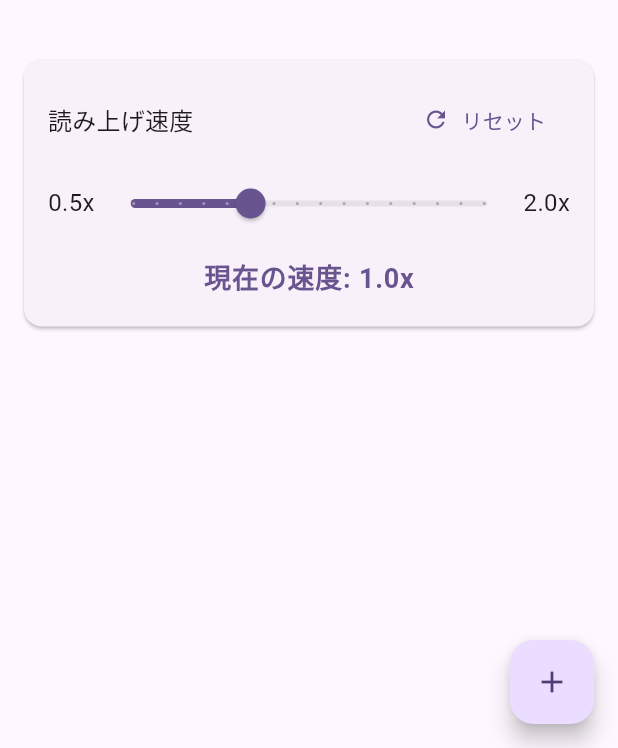
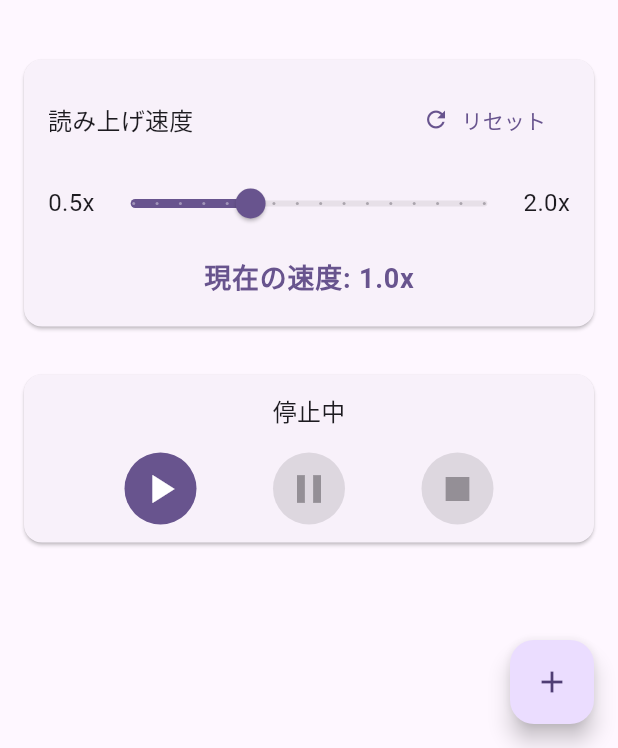
Before and after one commit to claude-desktop-aoisakanana-001/flutter_web_view, a Flutter app: the screen it shows after launch, on a phone screen of 412 x 824 dp, the part 488-1236 px from its top. Run offline on Flutter 3.47's test engine with Material 3 defaults, Android fonts, the phone set to English and light mode, and no system bars; our stand-ins replace flutter_riverpod, flutter_tts, freezed_annotation, riverpod_annotation, webview_flutter; generated files the repository leaves out were written again.

Commit message:
feat(tts): Implement playback controller UI (Issue #7)
再生/一時停止/停止のコントロール UI を実装しました。

## 実装内容

### PlaybackState モデル (lib/features/tts/domain/models/playback_state.dart)
- Freezed を使用した Immutable モデル
- プロパティ:
  - isPlaying: 再生中かどうか
  - currentPosition: 現在の再生位置（段落インデックス）
  - totalLength: 全体の長さ（段落総数）
  - currentText: 現在再生中のテキスト

### PlaybackControllerNotifier (lib/features/tts/presentation/playback_controller_notifier.dart)
- Riverpod StateNotifier で再生状態を管理
- TtsService と連携
- メソッド:
  - play(String text): 再生開始
  - pause(): 一時停止
  - stop(): 停止
  - setPosition(int position): 再生位置設定
  - setTotalLength(int length): 全体の長さ設定

### PlaybackController Widget (lib/features/tts/presentation/playback_controller.dart)
- 再生/一時停止/停止ボタン
- 再生状態表示（再生中/停止中）
- 現在のテキスト表示
- ボタンの有効/無効制御:
  - 再生中: 一時停止と停止ボタンが有効、再生ボタンが無効
  - 停止中: 再生ボタンが有効、一時停止と停止ボタンが無効
- Card レイアウトで見やすく配置

### NovelReaderScreen 統合
- PlaybackController を画面に追加
- SpeedSettings の下に配置

### ウィジェットテスト (test/features/tts/presentation/playback_controller_test.dart)
- 初期表示テスト（停止中が表示される）
- ボタン表示テスト
- ボタンの有効/無効状態テスト
- 再生中の表示テスト
- Card レイアウトテスト
- 再生中のテキスト表示テスト

## 特徴

- 直感的な UI（大きなアイコンボタン）
- 状態に応じたボタンの有効/無効制御
- 現在再生中のテキストを表示
- Riverpod による型安全な状態管理

Related: Issue #7

```diff
--- a/lib/features/novel_reader/presentation/novel_reader_screen.dart
+++ b/lib/features/novel_reader/presentation/novel_reader_screen.dart
@@ -1,5 +1,6 @@
 import 'package:flutter/material.dart';
 import 'package:yomiagerun_app/features/tts/presentation/speed_settings.dart';
+import 'package:yomiagerun_app/features/tts/presentation/playback_controller.dart';
 
 /// 小説閲覧画面
 ///
@@ -65,6 +66,9 @@ class _NovelReaderScreenState extends State<NovelReaderScreen> {
 
             // 読み上げ速度設定
             const SpeedSettings(),
+
+            // 再生コントローラー
+            const PlaybackController(),
           ],
         ),
       ),
--- /dev/null
+++ b/lib/features/tts/presentation/playback_controller.dart
@@ -0,0 +1,98 @@
+import 'package:flutter/material.dart';
+import 'package:flutter_riverpod/flutter_riverpod.dart';
+import 'package:yomiagerun_app/features/tts/presentation/playback_controller_notifier.dart';
+
+/// 再生コントローラーウィジェット
+///
+/// 再生/一時停止/停止ボタンを提供します。
+class PlaybackController extends ConsumerWidget {
+  const PlaybackController({super.key});
+
+  @override
+  Widget build(BuildContext context, WidgetRef ref) {
+    final playbackState = ref.watch(playbackControllerNotifierProvider);
+    final notifier = ref.read(playbackControllerNotifierProvider.notifier);
+
+    return Card(
+      margin: const EdgeInsets.all(16),
+      child: Padding(
+        padding: const EdgeInsets.symmetric(horizontal: 16, vertical: 12),
+        child: Column(
+          mainAxisSize: MainAxisSize.min,
+          children: [
+            // 再生状態表示
+            Text(
+              playbackState.isPlaying ? '再生中' : '停止中',
+              style: Theme.of(context).textTheme.titleMedium?.copyWith(
+                    color: playbackState.isPlaying
+                        ? Theme.of(context).colorScheme.primary
+                        : Theme.of(context).colorScheme.onSurface,
+                  ),
+            ),
+            const SizedBox(height: 16),
+
+            // コントロールボタン
+            Row(
+              mainAxisAlignment: MainAxisAlignment.spaceEvenly,
+              children: [
+                // 再生ボタン
+                IconButton.filled(
+                  onPressed: playbackState.isPlaying
+                      ? null
+                      : () {
+                          // テスト用のサンプルテキスト
+                          // 実際の使用時は小説のテキストを渡す
+                          notifier.play('これはテスト用のテキストです。');
+                        },
+                  icon: const Icon(Icons.play_arrow),
+                  iconSize: 32,
+                  tooltip: '再生',
+                ),
+
+                // 一時停止ボタン
+                IconButton.filled(
+                  onPressed: playbackState.isPlaying
+                      ? () => notifier.pause()
+                      : null,
+                  icon: const Icon(Icons.pause),
+                  iconSize: 32,
+                  tooltip: '一時停止',
+                ),
+
+                // 停止ボタン
+                IconButton.filled(
+                  onPressed: playbackState.isPlaying ||
+                          playbackState.currentPosition > 0
+                      ? () => notifier.stop()
+                      : null,
+                  icon: const Icon(Icons.stop),
+                  iconSize: 32,
+                  tooltip: '停止',
+                ),
+              ],
+            ),
+
+            // 現在のテキスト表示（再生中のみ）
+            if (playbackState.currentText != null) ...[
+              const SizedBox(height: 16),
+              Container(
+                padding: const EdgeInsets.all(12),
+                decoration: BoxDecoration(
+                  color: Theme.of(context).colorScheme.surfaceVariant,
+                  borderRadius: BorderRadius.circular(8),
+                ),
+                child: Text(
+                  playbackState.currentText!,
+                  style: Theme.of(context).textTheme.bodyMedium,
+                  maxLines: 2,
+                  overflow: TextOverflow.ellipsis,
+                  textAlign: TextAlign.center,
+                ),
+              ),
+            ],
+          ],
+        ),
+      ),
+    );
+  }
+}
```
Also changed, not shown: lib/features/tts/domain/models/playback_state.dart (added, +23 -0 lines), lib/features/tts/presentation/playback_controller_notifier.dart (added, +81 -0 lines), 1 other file.
